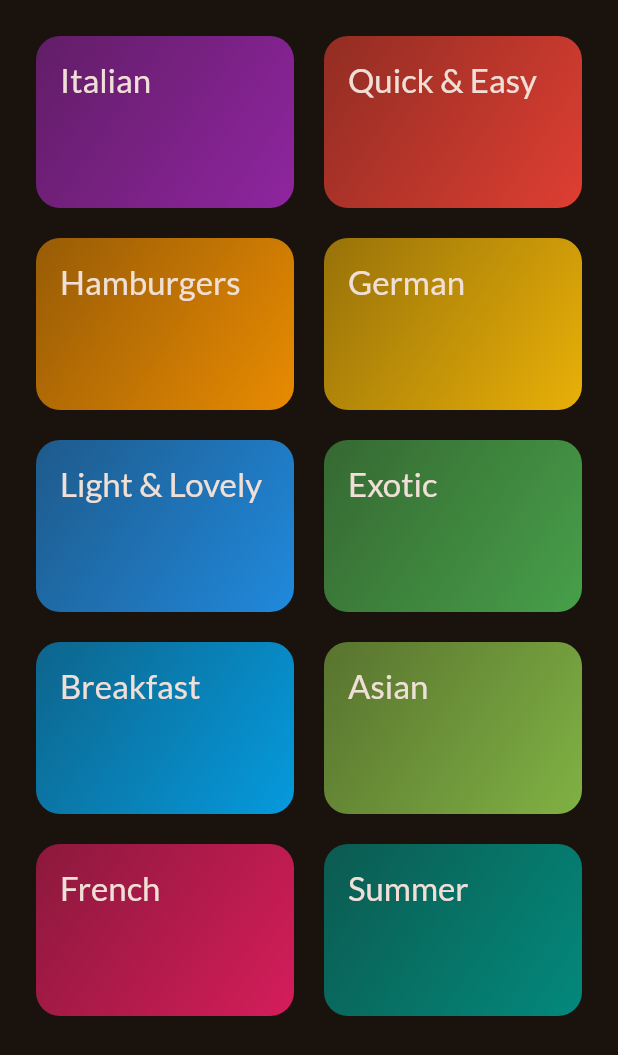
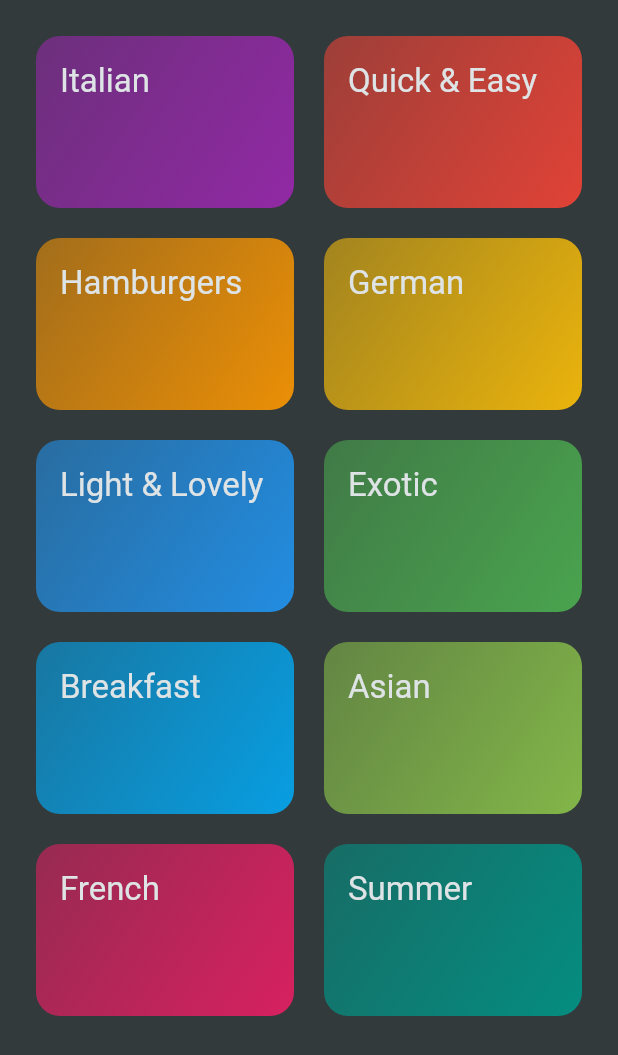
Before and after one commit to ArunRai2021/flutter_basics, a Flutter app: the CategoriesScreen widget shown alone on an empty page, opened directly with empty values, on a phone screen of 412 x 824 dp. Shown: the top 1055 px of the screen. Run offline on Flutter 3.47's test engine with Material 3 defaults, Android fonts, the phone set to English and light mode, and no system bars; our stand-ins replace flutter_riverpod, google_fonts, transparent_image.

Commit message:
starting shopping List app

```diff
--- a/lib/main.dart
+++ b/lib/main.dart
@@ -1,9 +1,6 @@
 import 'package:flutter/material.dart';
-import 'package:flutter_poc/mealApp/screen/tabs.dart';
-import 'package:flutter_riverpod/flutter_riverpod.dart';
-import 'package:google_fonts/google_fonts.dart';
+import 'package:flutter_poc/shoppingList/widget/groceries_list.dart';
 
-import 'mealApp/screen/categories.dart';
 
 /// this main method is for Quiz app(5-7line no)
 // void main() {
@@ -71,25 +68,49 @@ import 'mealApp/screen/categories.dart';
 // }
 
 /// meal App
+// void main() {
+//   runApp(const ProviderScope(child: App()));
+// }
+//
+// final theme = ThemeData(
+//     useMaterial3: true,
+//     colorScheme: ColorScheme.fromSeed(
+//         brightness: Brightness.dark,
+//         seedColor: const Color.fromARGB(255, 131, 57, 0)),
+//     textTheme: GoogleFonts.latoTextTheme());
+//
+// class App extends StatelessWidget {
+//   const App({super.key});
+//
+//   @override
+//   Widget build(BuildContext context) {
+//     return MaterialApp(
+//         theme: theme,
+//         debugShowCheckedModeBanner: false,
+//         home: const TabsScreen());
+//   }
+// }
+/// shopping List App
 void main() {
-  runApp(const ProviderScope(child: App()));
+  runApp(const MyApp());
 }
 
-final theme = ThemeData(
-    useMaterial3: true,
-    colorScheme: ColorScheme.fromSeed(
-        brightness: Brightness.dark,
-        seedColor: const Color.fromARGB(255, 131, 57, 0)),
-    textTheme: GoogleFonts.latoTextTheme());
-
-class App extends StatelessWidget {
-  const App({super.key});
+class MyApp extends StatelessWidget {
+  const MyApp({super.key});
 
   @override
   Widget build(BuildContext context) {
     return MaterialApp(
-        theme: theme,
-        debugShowCheckedModeBanner: false,
-        home: const TabsScreen());
+      debugShowCheckedModeBanner: false,
+      title: "Flutter Groceries",
+      theme: ThemeData.dark().copyWith(
+          useMaterial3: true,
+          colorScheme: ColorScheme.fromSeed(
+              seedColor: const Color.fromARGB(255, 147, 229, 250),
+              brightness: Brightness.dark,
+              surface: const Color.fromARGB(255, 42, 51, 59)),
+          scaffoldBackgroundColor: const Color.fromARGB(255, 50, 58, 60)),
+      home: const GroceriesList(),
+    );
   }
 }
--- a/lib/mealApp/screen/categories.dart
+++ b/lib/mealApp/screen/categories.dart
@@ -5,10 +5,35 @@ import 'package:flutter_poc/mealApp/screen/meals.dart';
 import 'package:flutter_poc/mealApp/widget/category_grid_item.dart';
 import 'package:flutter_poc/mealApp/models/category.dart';
 
-class CategoriesScreen extends StatelessWidget {
+class CategoriesScreen extends StatefulWidget {
   const CategoriesScreen({super.key, required this.availableMeals});
 
   final List<Meal> availableMeals;
+
+  @override
+  State<CategoriesScreen> createState() => _CategoriesScreenState();
+}
+
+class _CategoriesScreenState extends State<CategoriesScreen>
+    with SingleTickerProviderStateMixin {
+  late AnimationController _animationController;
+
+  @override
+  void initState() {
+    super.initState();
+    _animationController = AnimationController(
+        vsync: this,
+        duration: const Duration(milliseconds: 300),
+        lowerBound: 0,
+        upperBound: 1);
+    _animationController.forward();
+  }
+
+  @override
+  void dispose() {
+    _animationController.dispose();
+    super.dispose();
+  }
 
   void _selectCategory(BuildContext context, MealCategory category) {
     final filteredMeals = dummyMeals
@@ -25,7 +50,9 @@ class CategoriesScreen extends StatelessWidget {
 
   @override
   Widget build(BuildContext context) {
-    return GridView(
+    return AnimatedBuilder(
+        animation: _animationController,
+        child: GridView(
           padding: const EdgeInsets.all(24),
           gridDelegate: const SliverGridDelegateWithFixedCrossAxisCount(
               crossAxisCount: 2,
@@ -42,6 +69,21 @@ class CategoriesScreen extends StatelessWidget {
                 },
               )
           ],
+        ),
+        builder: (context, child) {
+          return SlideTransition(
+            position:
+                (Tween(begin: const Offset(0, 0.3), end: const Offset(0, 0))
+                    .animate(CurvedAnimation(
+                        parent: _animationController,
+                        curve: Curves.easeInOut))),
+            child: child,
           );
+          //     Padding(
+          //     padding:
+          //         EdgeInsets.only(top: 100 - _animationController.value * 100),
+          //     child: child,
+          //   );
+        });
   }
 }
--- /dev/null
+++ b/lib/shoppingList/data/categories.dart
@@ -0,0 +1,45 @@
+import 'package:flutter_poc/shoppingList/model/shopping_list_categoery.dart';
+import 'package:flutter/material.dart';
+
+const categories = {
+  Categories.vegetables: ShoppingCategory(
+    'Vegetables',
+    Color.fromARGB(255, 0, 255, 128),
+  ),
+  Categories.fruit: ShoppingCategory(
+    'Fruit',
+    Color.fromARGB(255, 145, 255, 0),
+  ),
+  Categories.meat: ShoppingCategory(
+    'Meat',
+    Color.fromARGB(255, 255, 102, 0),
+  ),
+  Categories.dairy: ShoppingCategory(
+    'Dairy',
+    Color.fromARGB(255, 0, 208, 255),
+  ),
+  Categories.carbs: ShoppingCategory(
+    'Carbs',
+    Color.fromARGB(255, 0, 60, 255),
+  ),
+  Categories.sweets: ShoppingCategory(
+    'Sweets',
+    Color.fromARGB(255, 255, 149, 0),
+  ),
+  Categories.spices: ShoppingCategory(
+    'Spices',
+    Color.fromARGB(255, 255, 187, 0),
+  ),
+  Categories.convenience: ShoppingCategory(
+    'Convenience',
+    Color.fromARGB(255, 191, 0, 255),
+  ),
+  Categories.hygiene: ShoppingCategory(
+    'Hygiene',
+    Color.fromARGB(255, 149, 0, 255),
+  ),
+  Categories.other: ShoppingCategory(
+    'Other',
+    Color.fromARGB(255, 0, 225, 255),
+  ),
+};
```
Also changed, not shown: lib/mealApp/screen/meals-detail.dart (+20 -6 lines), lib/mealApp/widget/meal_item.dart (+9 -6 lines), lib/shoppingList/data/dummy_items.dart (added, +21 -0 lines), lib/shoppingList/model/grocery_item.dart (added, +15 -0 lines), lib/shoppingList/model/shopping_list_categoery.dart (added, +21 -0 lines), lib/shoppingList/widget/groceries_list.dart (added, +55 -0 lines), lib/shoppingList/widget/new_item.dart (added, +96 -0 lines), 2 other files. Lines whose indentation alone changed are shown as unchanged.
